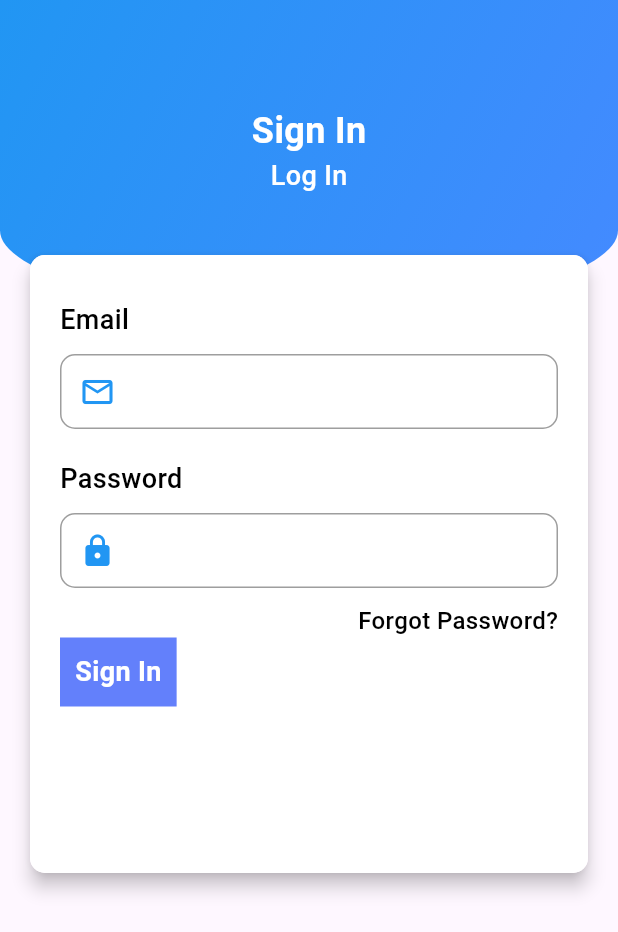
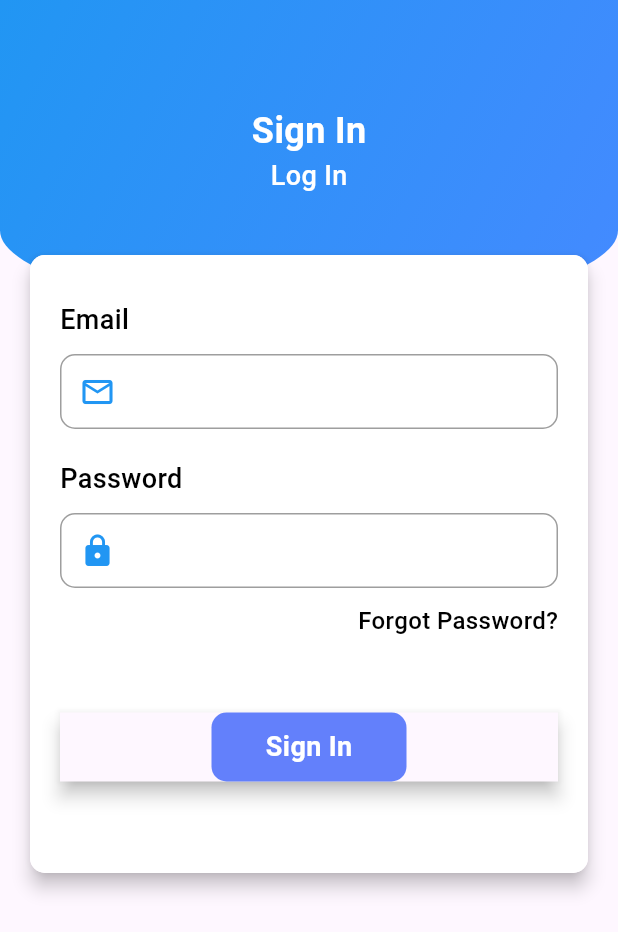
Before and after one commit to adogbeji/FlutterChatAppTwo, a Flutter app: the screen it shows after launch, on a phone screen of 412 x 824 dp. Shown: the top 932 px of the screen. Run offline on Flutter 3.47's test engine with Material 3 defaults, Android fonts, the phone set to English and light mode, and no system bars.

Commit message:
Give button fixed width in sign in screen

```diff
--- a/lib/views/screens/auth/signin.dart
+++ b/lib/views/screens/auth/signin.dart
@@ -144,16 +144,30 @@ class _SignInState extends State<SignIn> {
                                 ),
                               ),
                             ),
+
+                            const SizedBox(height: 50,),
+
                             Container(
-                              decoration: const BoxDecoration(
-                                color: Color(0xFF6380FB),
+                              child: Material(
+                                elevation: 5,
+                                child: Center(
+                                  child: Container(
+                                    width: 130,
+                                    decoration: BoxDecoration(
+                                      color: const Color(0xFF6380FB),
+                                      borderRadius: BorderRadius.circular(10),
+                                    ),
+                                    padding: const EdgeInsets.all(10),
+                                    child: const Center(
+                                      child: Text('Sign In', style: TextStyle(
+                                        fontSize: 18,
+                                        color: Colors.white,
+                                        fontWeight: FontWeight.bold,
+                                      ),),
+                                    ),
+                                  ),
+                                ),
                               ),
-                              padding: const EdgeInsets.all(10),
-                              child: const Text('Sign In', style: TextStyle(
-                                fontSize: 18,
-                                color: Colors.white,
-                                fontWeight: FontWeight.bold,
-                              ),),
                             ),
                           ],
                         ),
```
